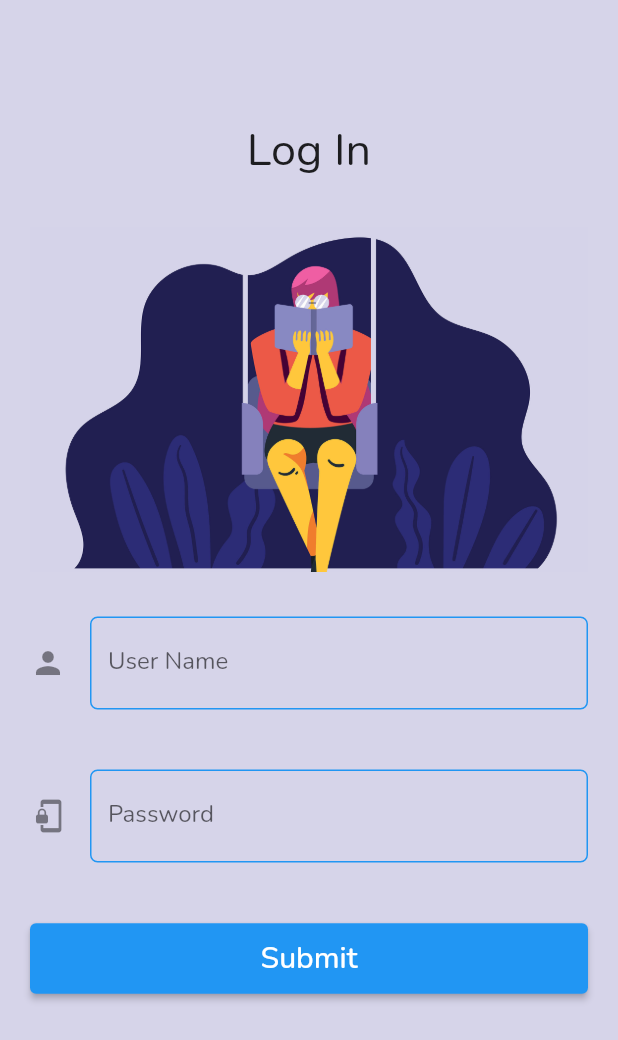
After one commit to sajibAdhi/login-app-batch21, a Flutter app: the screen it shows after launch, on a phone screen of 412 x 824 dp. The commit adds this screen. Shown: the top 1040 px of the screen. Run offline on Flutter 3.47's test engine with Material 2 defaults, Android fonts, the light colour scheme and no system bars.

Commit message:
login_form.dart

```diff
--- /dev/null
+++ b/lib/views/login_form.dart
@@ -0,0 +1,127 @@
+import 'package:flutter/material.dart';
+
+class LoginForm extends StatefulWidget {
+  const LoginForm({Key? key}) : super(key: key);
+
+  @override
+  _LoginFormState createState() => _LoginFormState();
+}
+
+class _LoginFormState extends State<LoginForm> {
+  final TextEditingController _userName = TextEditingController();
+  final TextEditingController _password = TextEditingController();
+  final _formKey = GlobalKey<FormState>();
+  @override
+  Widget build(BuildContext context) {
+    return SafeArea(
+      child: Scaffold(
+        backgroundColor: Color(0xFFBd5d3e9),
+        body: SingleChildScrollView(
+          child: Form(
+            key: _formKey,
+            child: Column(
+              children: [
+                Container(
+                    padding: const EdgeInsets.only(
+                        left: 20, top: 80, right: 20, bottom: 20),
+                    child: Container(
+                      child: Center(
+                        child: Text(
+                          'Log In',
+                          style: new TextStyle(
+                            fontSize: 30.0,
+                            color: Colors.black87,
+                          ),
+                        ),
+                      ),
+                    )),
+                Container(
+                  padding: const EdgeInsets.only(
+                      left: 20, top: 10, right: 20, bottom: 10),
+                  child: Image(
+                    image: AssetImage('assets/images/welcome_image.png'),
+                    fit: BoxFit.cover,
+                    width: double.infinity,
+                    height: 230,
+                  ),
+                ),
+                Container(
+                  padding: const EdgeInsets.all(20),
+                  child: TextFormField(
+                    controller: _userName,
+                    decoration: InputDecoration(
+                      icon: Icon(Icons.person),
+                      labelText: 'User Name',
+                      enabledBorder: OutlineInputBorder(
+                        borderRadius: BorderRadius.circular(5.0),
+                        borderSide:
+                            const BorderSide(color: Colors.blue, width: 1.0),
+                      ),
+                      focusedBorder: OutlineInputBorder(
+                        borderRadius: BorderRadius.circular(5.0),
+                        borderSide: const BorderSide(
+                            color: Colors.lightGreen, width: 1.0),
+                      ),
+                    ),
+                  ),
+                ),
+                Container(
+                  padding: const EdgeInsets.all(20),
+                  child: TextFormField(
+                    obscureText: true,
+                    controller: _password,
+                    validator: (value) {
+                      if (value!.isEmpty) {
+                        print('Please enter some text');
+                      }
+                      return null;
+                    },
+                    decoration: InputDecoration(
+                      icon: Icon(Icons.phonelink_lock),
+                      labelText: 'Password',
+                      enabledBorder: OutlineInputBorder(
+                        borderRadius: BorderRadius.circular(5.0),
+                        borderSide:
+                            const BorderSide(color: Colors.blue, width: 1.0),
+                      ),
+                      focusedBorder: OutlineInputBorder(
+                        borderRadius: BorderRadius.circular(5.0),
+                        borderSide: const BorderSide(
+                            color: Colors.lightGreen, width: 1.0),
+                      ),
+                    ),
+                  ),
+                ),
+                Container(
+                  padding: EdgeInsets.all(20),
+                  child: ElevatedButton(
+                    onPressed: () {
+                      print(_userName.text);
+                      print(_password.text);
+                    },
+                    child: Container(
+                      padding: EdgeInsets.all(10),
+                      width: double.infinity,
+                      decoration: BoxDecoration(
+                        borderRadius: BorderRadius.circular(50),
+                      ),
+                      child: Center(
+                        child: Text(
+                          'Submit',
+                          style: TextStyle(
+                            fontSize: 20.0,
+                            color: Colors.white,
+                          ),
+                        ),
+                      ),
+                    ),
+                  ),
+                ),
+              ],
+            ),
+          ),
+        ),
+      ),
+    );
+  }
+}
```
Also changed, not shown: lib/main.dart (+2 -112 lines), lib/screens/get_started.dart (deleted, +0 -79 lines).
